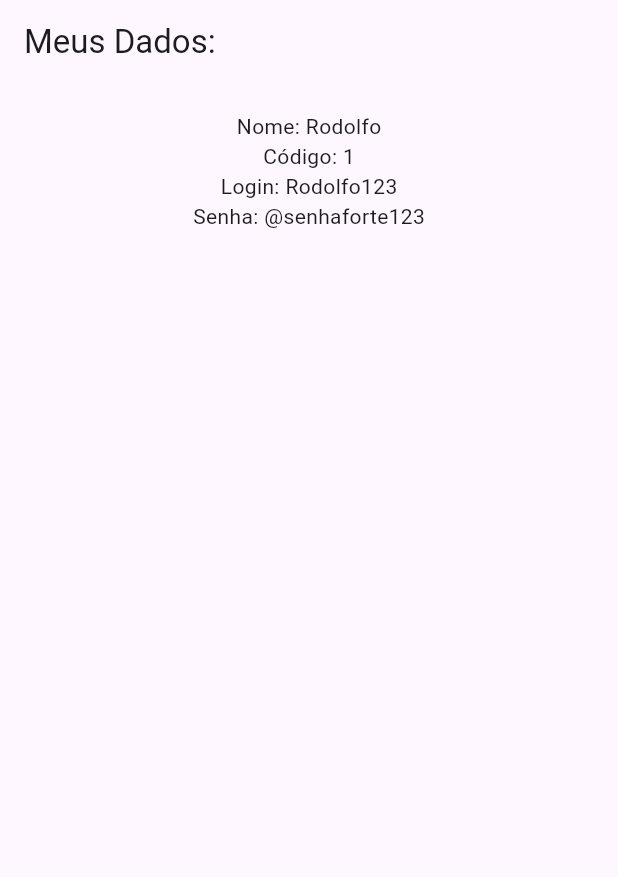
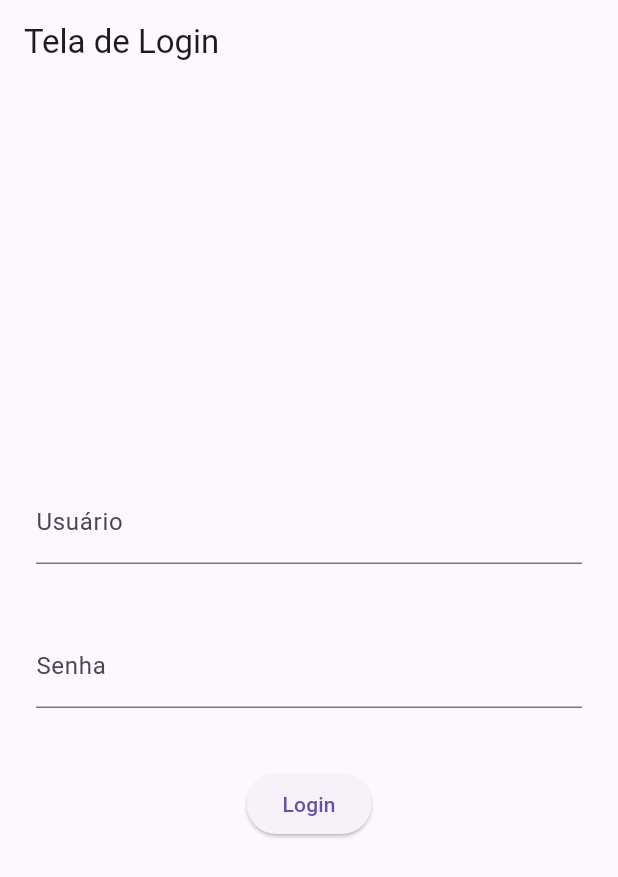
Before and after one commit to luizone-arch/mimpedi, a Flutter app: the screen it shows after launch, on a phone screen of 412 x 824 dp. Shown: the top 877 px of the screen. Run offline on Flutter 3.47's test engine with Material 3 defaults, Android fonts, the phone set to English and light mode, and no system bars.

Commit message:
criando telas de home e login com funcionamento básico sem banco de dados

```diff
--- a/lib/main.dart
+++ b/lib/main.dart
@@ -1,5 +1,5 @@
 import 'package:flutter/material.dart';
-import 'usuario.dart';
+import 'tela_login.dart';
 
 void main() {
   runApp(const MyApp());
@@ -11,31 +11,9 @@ class MyApp extends StatelessWidget {
   @override
   Widget build(BuildContext context) {
 
-    Usuario u = Usuario(
-      codigo: 1,
-      login: "Rodolfo123",
-      nome: "Rodolfo",
-      senha: "@senhaforte123"
-    );
-
     return MaterialApp(
-        home: Scaffold(
-          appBar: AppBar(
-              title: const Text("Meus Dados: ")
-          ),
-          body: Center(
-            child: Padding(padding: const EdgeInsets.all(18.0),
-              child: Column(
-                children: [
-                  Text("Nome: ${u.nome}"),
-                  Text("Código: ${u.codigo}"),
-                  Text("Login: ${u.login}"),
-                  Text("Senha: ${u.senha}")
-                ],
-              ),
-            ),
-          ),
-        ),
+        debugShowCheckedModeBanner: false,
+        home: TelaLogin(),
     );
   }
 }
--- /dev/null
+++ b/lib/tela_home.dart
@@ -0,0 +1,15 @@
+import 'package:flutter/material.dart';
+
+class TelaHome extends StatelessWidget{
+  TelaHome({super.key});
+
+  @override
+  Widget build(BuildContext context) {
+    return Scaffold(
+      appBar: AppBar(title: const Text('Tela Home')),
+      body: Center(
+        child: Text('Seja bem vindo ao Mim Pedir!!!'),
+      ),
+    );
+  }
+}
--- /dev/null
+++ b/lib/tela_login.dart
@@ -0,0 +1,54 @@
+import 'package:flutter/material.dart';
+import 'tela_home.dart';
+import 'usuario.dart';
+
+class TelaLogin extends StatelessWidget{
+  TelaLogin({super.key});
+
+  final TextEditingController usuarioController = TextEditingController();
+  final TextEditingController senhaController = TextEditingController();
+
+  Usuario u = Usuario(
+    codigo: 1,
+    senha: "@senhaforte123",
+    login: 'admin',
+    nome: 'Administrador'
+  );
+
+  @override
+  Widget build(BuildContext context) {
+    return Scaffold(
+      appBar: AppBar(title: const Text("Tela de Login")),
+      body: Padding(padding: const EdgeInsets.all(24.0),
+        child: Column(
+          mainAxisAlignment: MainAxisAlignment.center,
+          children: [
+            TextField(
+              decoration: const InputDecoration(labelText: 'Usuário'),
+              controller: usuarioController,
+            ),
+            const SizedBox(height: 40),
+            TextField(
+              decoration: const InputDecoration(labelText: 'Senha'),
+              obscureText: true,
+              controller: senhaController,
+            ),
+            const SizedBox(height: 40),
+            ElevatedButton(onPressed: (){
+
+              if(u.login == usuarioController.text && u.senha == senhaController.text){
+                Navigator.push(context,
+                    MaterialPageRoute(builder: (context) => TelaHome())
+                );
+              }else {
+                ScaffoldMessenger.of(context).showSnackBar(
+                    SnackBar(content: Text("Login ou senha inválidos!!"))
+                );
+              }
+            }, child: Text("Login"))
+          ],
+      ),
+      )
+    );
+  }
+}
```
